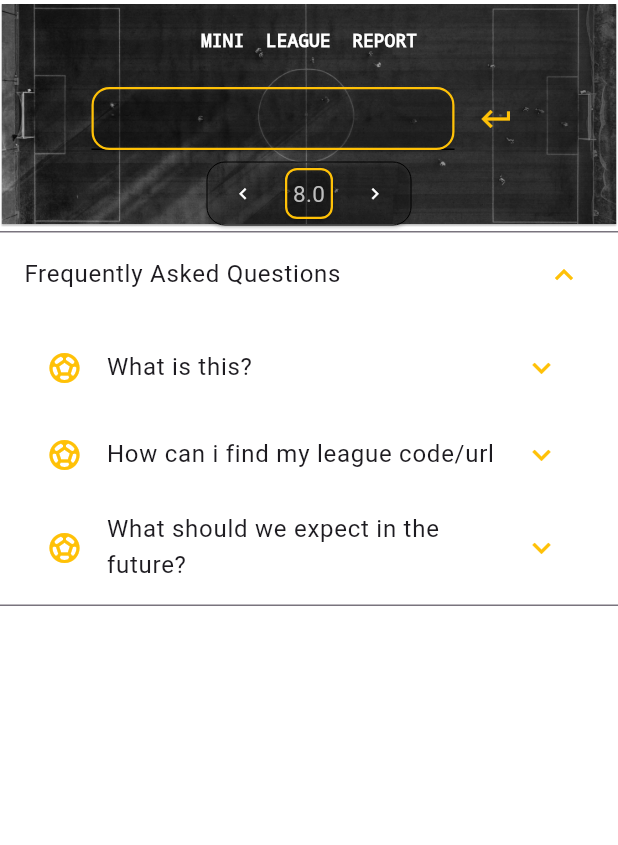
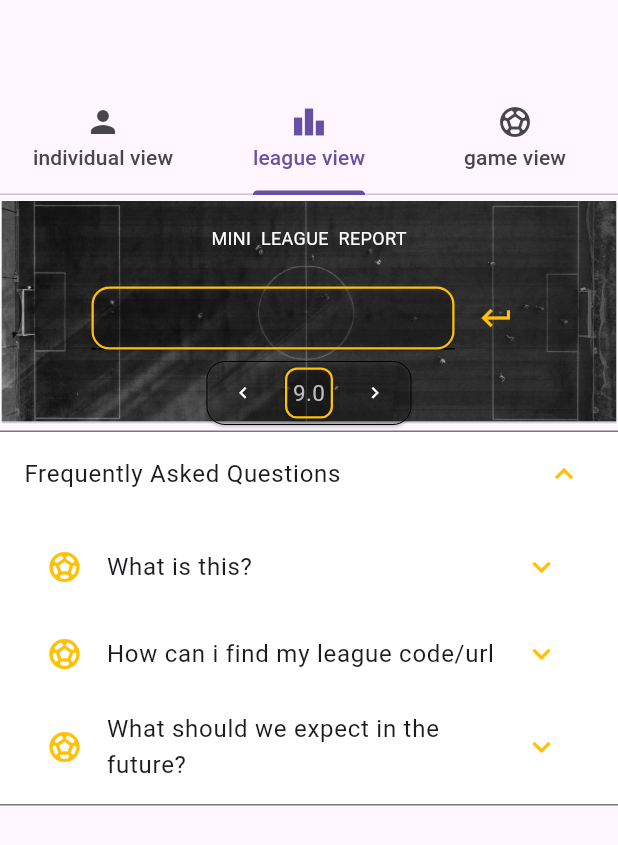
Before and after one commit to Ok3ks/fpl-frontend, a Flutter app: the screen it shows after launch, on a phone screen of 412 x 824 dp. Shown: the top 845 px of the screen. Run offline on Flutter 3.47's test engine with Material 3 defaults, Android fonts, the phone set to English and light mode, and no system bars; our stand-ins replace flutter_riverpod, go_router, google_fonts, graphql_flutter, logger, material_color_utilities; missing offline and left inert: dart:js_interop; network calls fail.

Commit message:
wip tab view

```diff
--- a/lib/dataprovider.dart
+++ b/lib/dataprovider.dart
@@ -83,5 +83,5 @@ final leagueProvider = StateProvider<double?>((ref) {
 });
 
 final gameweekProvider = StateProvider<double>((ref) {
-  return 8; //Should start from current gameweek
+  return 9; //Should start from current gameweek
 });
--- a/lib/home/home.dart
+++ b/lib/home/home.dart
@@ -1,6 +1,8 @@
 import 'package:flutter/material.dart';
 import 'package:flutter_riverpod/flutter_riverpod.dart';
 import 'package:fpl/leaguepage/leagueview.dart';
+
+import '../themes.dart';
 
 void main() {
   runApp(const Home());
@@ -17,6 +19,7 @@ class Home extends StatelessWidget {
         length: 3,
         child: Scaffold(
           appBar: AppBar(
+            backgroundColor: Color.fromRGBO(80, 100, 80, 0),// MaterialTheme.darkMediumContrastScheme().onSurface,
             bottom: const TabBar(
               tabs: [
                 Tab(text: "individual view", icon: Icon(Icons.person)),
@@ -24,13 +27,13 @@ class Home extends StatelessWidget {
                 Tab(text: "game view", icon: Icon(Icons.sports_soccer))
               ],
             ),
-            title: const Text('Tabs Demo'),
+            // title: const Text('Tabs Demo'),
           ),
           body: TabBarView(
             children: [
-              Icon(Icons.directions_car),
+              Icon(Icons.person),
               ProviderScope(child: LeagueView()),
-              Icon(Icons.directions_bike),
+              Icon(Icons.sports_soccer),
             ],
           ),
         ),
--- a/lib/leaguepage/captainmetrics.dart
+++ b/lib/leaguepage/captainmetrics.dart
@@ -18,10 +18,10 @@ class CaptainMetrics extends StatelessWidget {
   Widget build(BuildContext context) {
     return SizedBox(
         child: Column(crossAxisAlignment: CrossAxisAlignment.center, children: [
-      SizedBox(
+      const SizedBox(
         height: 3,
       ),
-      Align(
+      const Align(
           alignment: Alignment.bottomLeft,
           child: Text("Captain Points",
               style: TextStyle(color: Colors.black, fontSize: 11,
--- a/lib/main.dart
+++ b/lib/main.dart
@@ -9,6 +9,7 @@ import 'package:fpl/leaguepage/leagueview.dart';
 import 'package:fpl/individualpage/participantview.dart';
 import 'package:fpl/gamepage/gameview.dart';
 import 'package:fpl/navigation_services.dart';
+import 'package:fpl/home/home.dart';
 
 void main() async {
   WidgetsFlutterBinding
@@ -26,7 +27,7 @@ final GoRouter router = GoRouter(
     GoRoute(
       path: '/',
       builder: (BuildContext context, GoRouterState state) {
-        return ProviderScope(child: LeagueView());
+        return ProviderScope(child: Home());
       },
     ),
     GoRoute(
```
Also changed, not shown: lib/leaguepage/leagueview.dart (+4 -4 lines).
